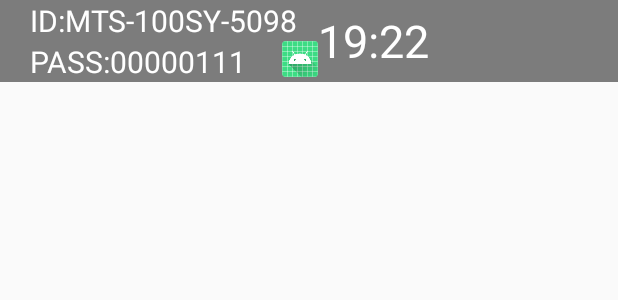
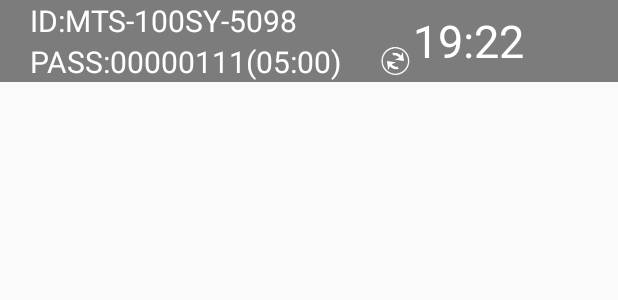
Before and after one commit to kerwin05/Banner, an Android app: the layout activity_main.xml on its own in the app's theme, with its tools: preview values and no code run, on a phone screen of 412 x 824 dp. Shown: the top 300 px of the screen. Run offline under Robolectric (Android 15) with nearby library versions, the phone set to English and light mode, and no system bars; plain views replace BannerViewPager.

Commit message:
刷新密码

```diff
--- a/app/src/main/java/com/example/banner/viewmodel/MainVM.kt
+++ b/app/src/main/java/com/example/banner/viewmodel/MainVM.kt
@@ -1,6 +1,6 @@
 package com.example.banner.viewmodel
 
-import android.os.SystemProperties
+import android.os.CountDownTimer
 import androidx.lifecycle.MutableLiveData
 import androidx.lifecycle.ViewModel
 import androidx.lifecycle.viewModelScope
@@ -22,8 +22,11 @@ import java.util.Locale
 
 class MainVM : ViewModel()  {
 
+    private val mCountDownTime = (5 * 60 * 1000).toLong()
+
     val mId = MutableLiveData("ID:")
     val mPass = MutableLiveData("PASS:")
+    val mCountdown = MutableLiveData("(05:00)")
     val mWifi = MutableLiveData("Wifi Ip:")
     val mLan = MutableLiveData("Lan Ip:")
     val mTime = MutableLiveData("")
@@ -36,6 +39,7 @@ class MainVM : ViewModel()  {
         initData()
         initShowData()
         showTime()
+        startCountdownTimer(mCountDownTime)
     }
 
     private fun initShowData() {
@@ -106,11 +110,30 @@ class MainVM : ViewModel()  {
     }
 
     fun onClickRefreshPass() {
-        SystemProperties.get("sys.str.enter", "")
-        SystemProperties.set("sys.str.enter", "")
+        startCountdownTimer(mCountDownTime) // 倒计时完毕后重新开始5分钟倒计时
+
+        IpUtils.setPass()
         val mPair = IpUtils.getIdAndPass()
         mId.value = mPair.first
         mPass.value = mPair.second
     }
 
+    private lateinit var countdownTimer: CountDownTimer
+    private fun startCountdownTimer(durationMillis: Long) {
+        countdownTimer = object : CountDownTimer(durationMillis, 1000) {
+            override fun onTick(millisUntilFinished: Long) {
+                val minutes = (millisUntilFinished / 1000) / 60
+                val seconds = (millisUntilFinished / 1000) % 60
+                val timeString = String.format("(%02d:%02d)", minutes, seconds)
+                mCountdown.value = timeString
+            }
+
+            override fun onFinish() {
+                onClickRefreshPass()
+            }
+        }
+
+        countdownTimer.start()
+    }
+
 }
--- a/app/src/main/res/layout/activity_main.xml
+++ b/app/src/main/res/layout/activity_main.xml
@@ -48,7 +48,8 @@
                 <androidx.appcompat.widget.LinearLayoutCompat
                     android:layout_width="wrap_content"
                     android:layout_height="wrap_content"
-                    android:orientation="horizontal">
+                    android:orientation="horizontal"
+                    android:gravity="center_vertical">
 
                     <TextView
                         android:id="@+id/tv_pass"
@@ -59,10 +60,19 @@
                         tools:text="PASS:00000111"
                         android:text="@{vm.mPass}" />
 
+                    <TextView
+                        android:id="@+id/tv_countdown"
+                        android:layout_width="wrap_content"
+                        android:layout_height="wrap_content"
+                        android:textColor="@color/white"
+                        android:textSize="20sp"
+                        tools:text="(05:00)"
+                        android:text="@{vm.mCountdown}" />
+
                     <ImageView
                         android:layout_width="24dp"
                         android:layout_height="24dp"
-                        android:src="@mipmap/ic_launcher"
+                        android:src="@drawable/refresh"
                         android:layout_marginStart="24dp"
                         android:onClick="@{() -> vm.onClickRefreshPass()}"/>
 
```
Also changed, not shown: app/src/main/java/com/example/banner/utils/IpUtils.kt (+32 -0 lines), app/src/main/res/drawable/refresh.png (added).
